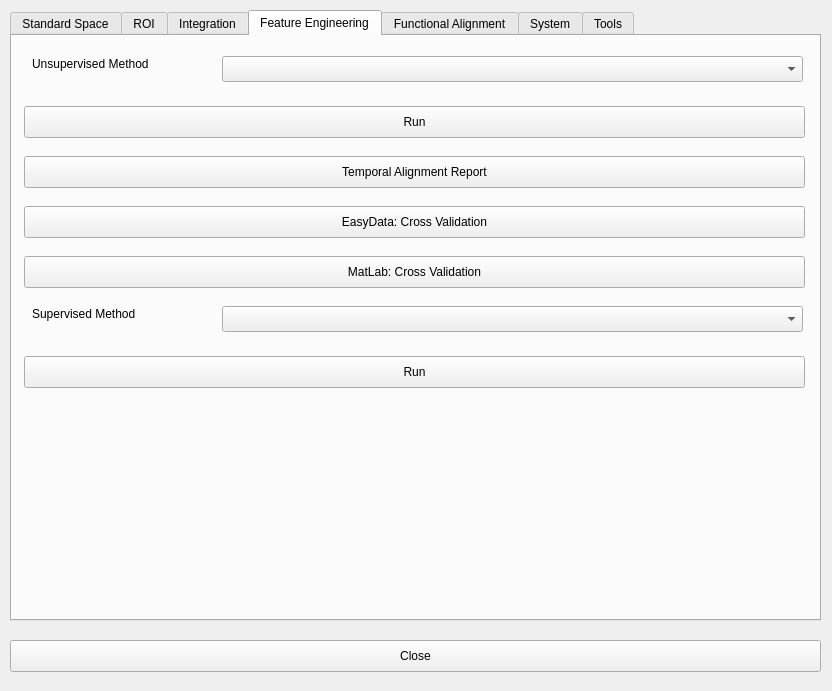
First picture: the form in GUI/frmFeatureAnalysisGUI.ui, repository myousefnezhad/easyfmri, before the edit.
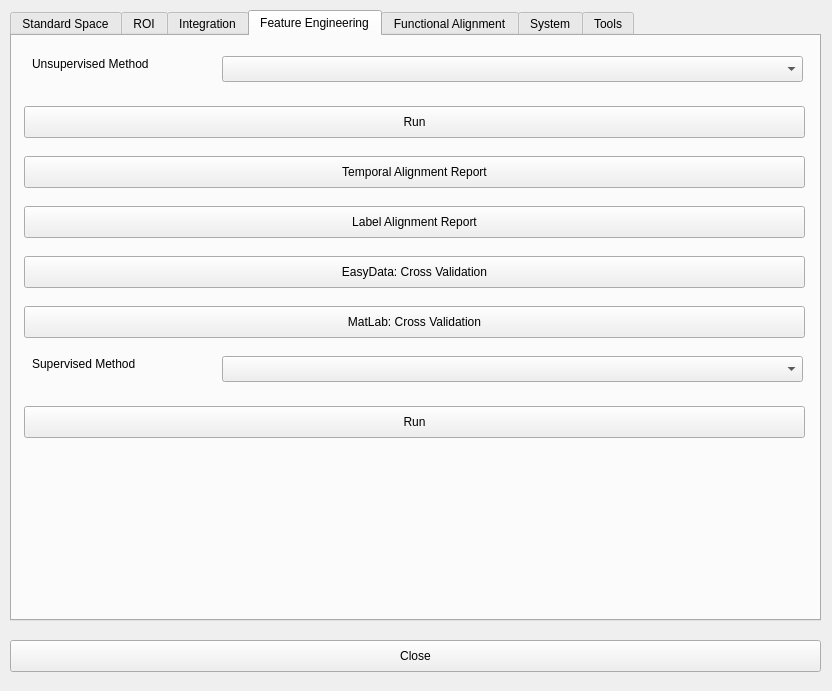
Second picture: the form after the edit. The open tabs and pages were chosen to show the change.

What changed in the file:
```diff
--- a/GUI/frmFeatureAnalysisGUI.ui
+++ b/GUI/frmFeatureAnalysisGUI.ui
@@ -2317,7 +2317,7 @@
      <property name="geometry">
       <rect>
        <x>12</x>
-       <y>220</y>
+       <y>270</y>
        <width>781</width>
        <height>32</height>
       </rect>
@@ -2330,7 +2330,7 @@
      <property name="geometry">
       <rect>
        <x>20</x>
-       <y>270</y>
+       <y>320</y>
        <width>181</width>
        <height>16</height>
       </rect>
@@ -2343,7 +2343,7 @@
      <property name="geometry">
       <rect>
        <x>210</x>
-       <y>270</y>
+       <y>320</y>
        <width>581</width>
        <height>26</height>
       </rect>
@@ -2353,7 +2353,7 @@
      <property name="geometry">
       <rect>
        <x>12</x>
-       <y>320</y>
+       <y>370</y>
        <width>781</width>
        <height>32</height>
       </rect>
@@ -2366,7 +2366,7 @@
      <property name="geometry">
       <rect>
        <x>12</x>
-       <y>170</y>
+       <y>220</y>
        <width>781</width>
        <height>32</height>
       </rect>
@@ -2388,6 +2388,19 @@
       <string>Temporal Alignment Report</string>
      </property>
     </widget>
+    <widget class="QPushButton" name="btnFELabelAlign">
+     <property name="geometry">
+      <rect>
+       <x>12</x>
+       <y>170</y>
+       <width>781</width>
+       <height>32</height>
+      </rect>
+     </property>
+     <property name="text">
+      <string>Label Alignment Report</string>
+     </property>
+    </widget>
    </widget>
    <widget class="QWidget" name="tab_4">
     <attribute name="title">
```
